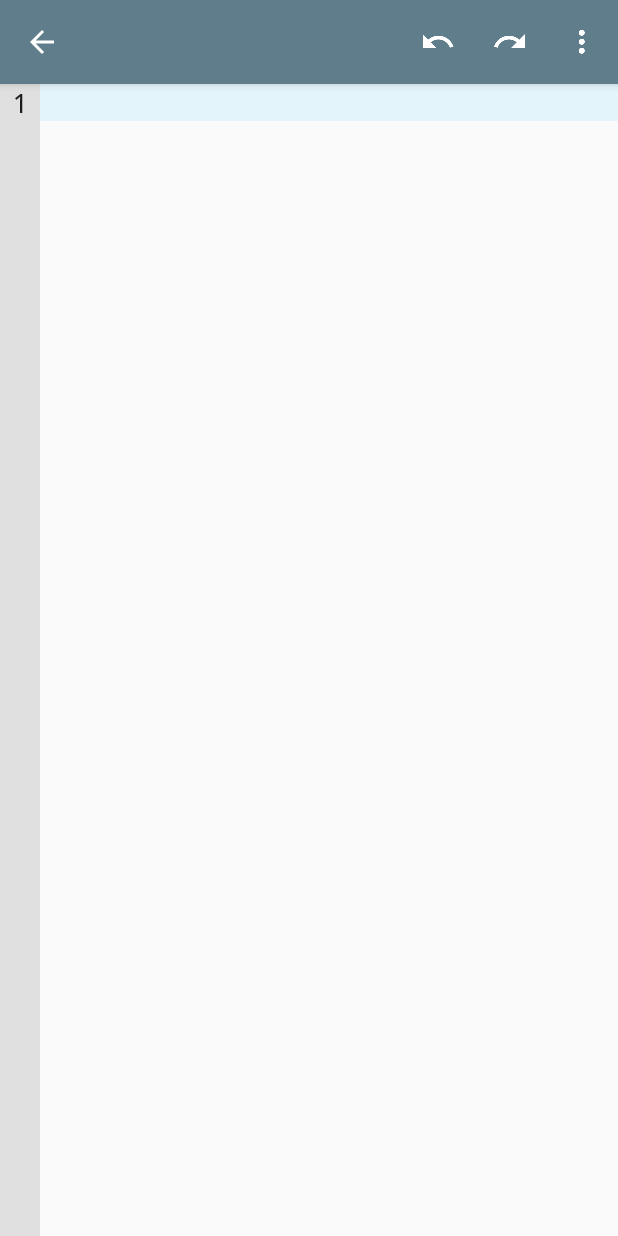
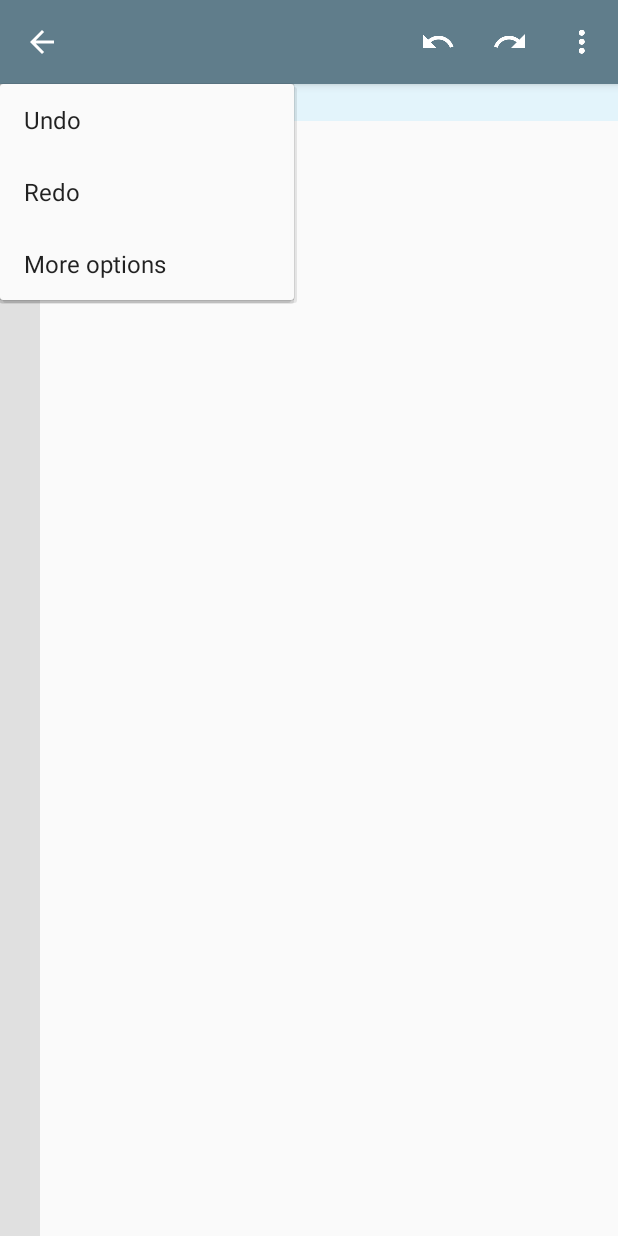
Before and after one commit to tylerfilla/source, an Android app: the screen it shows after launch (EditActivity), after a tap on "More options", on a phone screen of 412 x 824 dp. Run offline under Robolectric (Android 15) with nearby library versions, the phone set to English and light mode, and no system bars.

Commit message:
PoC: Made options menu stick around when items clicked

```diff
--- a/app/src/main/java/io/microdev/source/EditActivity.java
+++ b/app/src/main/java/io/microdev/source/EditActivity.java
@@ -27,7 +27,8 @@ public class EditActivity extends AppCompatActivity {
     private EditContext editContext;
 
     private Editor editor;
-    private PopupMenu menu;
+
+    private PopupMenu menuMoreOptions;
 
     @Override
     protected void onCreate(Bundle savedInstanceState) {
@@ -63,8 +64,21 @@ public class EditActivity extends AppCompatActivity {
             getSupportActionBar().setTitle("");
         }
 
-        // Create and configure overflow popup menu
-        menu = new PopupMenu(this, null);
+        // Create and configure "More options" menu
+        menuMoreOptions = new PopupMenu(this, findViewById(R.id.activityEditToolbar));
+        menuMoreOptions.inflate(R.menu.activity_edit);
+
+        // Listen for options menu item clicks
+        menuMoreOptions.setOnMenuItemClickListener(new PopupMenu.OnMenuItemClickListener() {
+
+            @Override
+            public boolean onMenuItemClick(MenuItem item) {
+                System.out.println("click");
+                menuMoreOptions.show();
+                return true;
+            }
+
+        });
     }
 
     @Override
@@ -126,7 +140,8 @@ public class EditActivity extends AppCompatActivity {
             return true;
         case R.id.menuActivityEditMoreOptions:
             // Menu button pressed
-            // Open popup menu
+            // Show options popup menu
+            menuMoreOptions.show();
             return true;
         default:
             // Delegate to super if not handled
```
